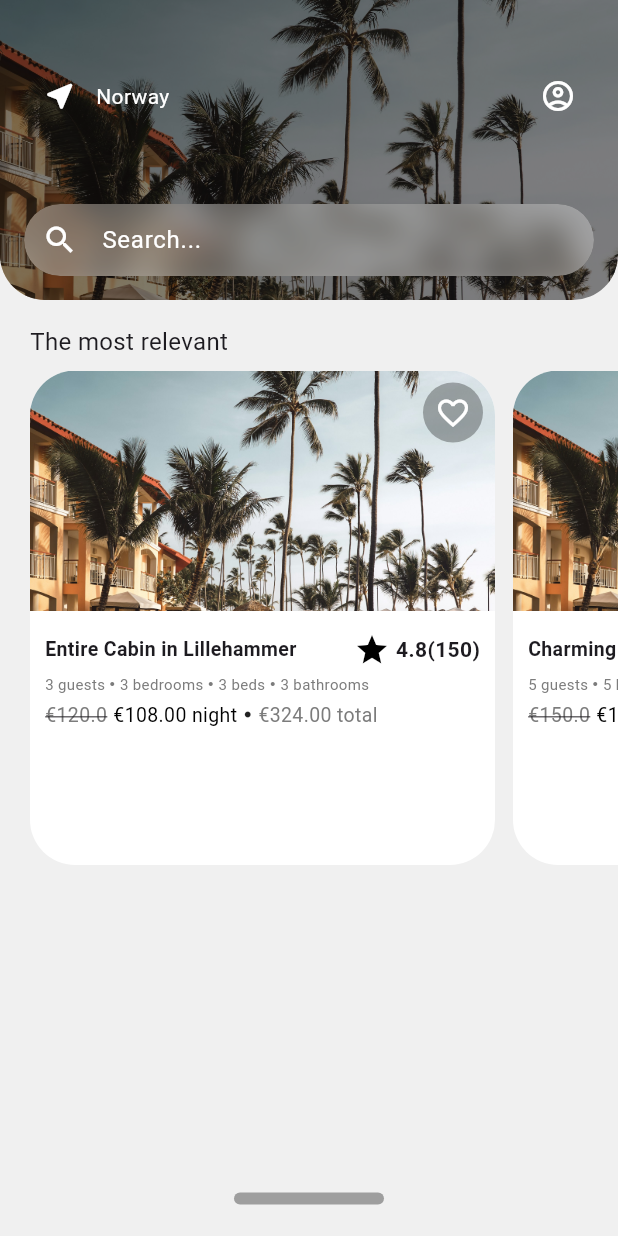
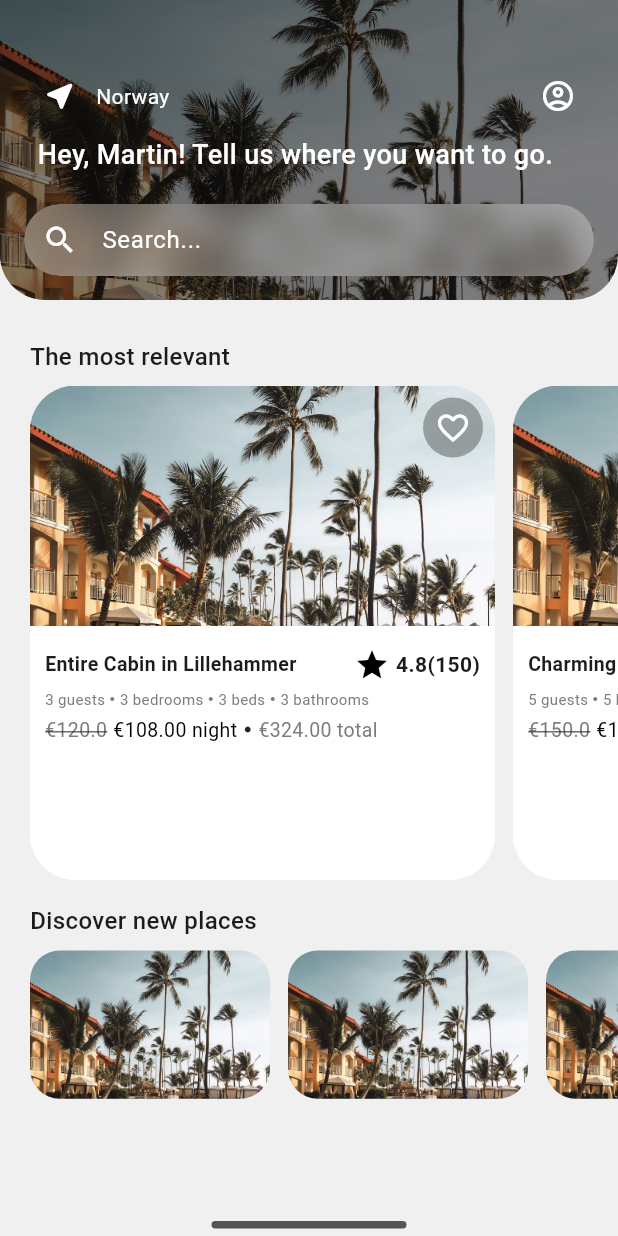
Before and after one commit to abrhame/Live-In-Hotels, a Flutter app: the screen it shows after launch, on a phone screen of 412 x 824 dp. Run offline on Flutter 3.47's test engine with Material 3 defaults, Android fonts, the phone set to English and light mode, and no system bars; our stand-ins replace chat_bubbles, shimmer.

Commit message:
feat[mobile]:add welcome message on app bar

```diff
--- a/lib/main.dart
+++ b/lib/main.dart
@@ -13,6 +13,7 @@
   @override
   Widget build(BuildContext context) {
     return const MaterialApp(
+      debugShowCheckedModeBanner: false,
       home: FloatingBottomNavBar(
         child: DiscoverPage(),
       ),
--- a/lib/presentation/screens/discover/discover.dart
+++ b/lib/presentation/screens/discover/discover.dart
@@ -3,6 +3,7 @@ import 'package:flutter/widgets.dart';
 import 'package:live_in_hotels/presentation/screens/discover/widgets/room_list.dart';
 
 import 'widgets/app_bar_card.dart';
+import 'widgets/horizontall_scrollable_image.dart';
 
 class DiscoverPage extends StatefulWidget {
   const DiscoverPage({super.key});
@@ -25,7 +26,9 @@ class _DiscoverPageState extends State<DiscoverPage> {
     return Scaffold(
       backgroundColor: Color.fromARGB(255, 240, 240, 240),
       appBar: CustomAppBar(height: 200.0),
-      body: Container(
+      body: SingleChildScrollView(
+        child: Container(
+          margin: EdgeInsets.only(top: 10.0),
           padding: EdgeInsets.only(left: 20.0),
           child: Column(
             mainAxisAlignment: MainAxisAlignment.start,
@@ -36,12 +39,31 @@ class _DiscoverPageState extends State<DiscoverPage> {
                 'The most relevant ',
                 style: TextStyle(
                   fontSize: 16.0,
-                fontWeight: FontWeight.normal,
+                  fontWeight: FontWeight.w500,
                 ),
               ),
               const SizedBox(height: 8.0),
-            RoomList()
+              RoomList(),
+              const SizedBox(height: 16.0),
+              Text(
+                'Discover new places',
+                style: TextStyle(
+                  fontSize: 16.0,
+                  fontWeight: FontWeight.w500,
+                ),
+              ),
+              const SizedBox(height: 8.0),
+              HorizontalImageCards(
+                imageUrls: [
+                  'assets/discover_top.jpg',
+                  'assets/discover_top.jpg',
+                  'assets/discover_top.jpg',
+                  'assets/discover_top.jpg',
                 ],
+              ),
+              const SizedBox(height: 30.0),
+            ],
+          ),
         ),
       ),
     );
--- a/lib/presentation/screens/discover/widgets/app_bar_card.dart
+++ b/lib/presentation/screens/discover/widgets/app_bar_card.dart
@@ -66,6 +66,18 @@ class CustomAppBar extends StatelessWidget implements PreferredSizeWidget {
             ),
           ),
           Positioned(
+            top: 90.0,
+            left: 25.0,
+            right: 25.0,
+            child: Text(
+              'Hey, Martin! Tell us where you want to go.',
+              style: const TextStyle(
+                  color: Colors.white,
+                  fontSize: 18.0,
+                  fontWeight: FontWeight.w500),
+            ),
+          ),
+          Positioned(
             bottom: 16.0,
             left: 16.0,
             right: 16.0,
--- a/lib/presentation/screens/discover/widgets/bottom_navigation.dart
+++ b/lib/presentation/screens/discover/widgets/bottom_navigation.dart
@@ -71,7 +71,7 @@ class _FloatingBottomNavBarState extends State<FloatingBottomNavBar> {
               left: 16.0,
               right: 16.0,
               bottom:
-                  60.0, // Place closer to the bottom and above the pull-up bar
+                  18.0, // Place closer to the bottom and above the pull-up bar
               child: ClipRRect(
                 borderRadius: BorderRadius.circular(30.0),
                 child: BackdropFilter(
@@ -146,13 +146,13 @@ class _FloatingBottomNavBarState extends State<FloatingBottomNavBar> {
                 }
               },
               child: Container(
-                height: 50.0, // Wider handle bar for easy pulling
+                height: 15.0, // Wider handle bar for easy pulling
                 alignment: Alignment.center,
                 child: Container(
-                  width: 100.0, // Make the handle wider
-                  height: 8.0,
+                  width: 130.0, // Make the handle wider
+                  height: 5.0,
                   decoration: BoxDecoration(
-                    color: Colors.grey,
+                    color: Color.fromARGB(214, 54, 54, 54),
                     borderRadius: BorderRadius.circular(10.0),
                   ),
                 ),
--- /dev/null
+++ b/lib/presentation/screens/discover/widgets/horizontall_scrollable_image.dart
@@ -0,0 +1,33 @@
+import 'package:flutter/material.dart';
+
+class HorizontalImageCards extends StatelessWidget {
+  final List<String> imageUrls;
+
+  const HorizontalImageCards({super.key, required this.imageUrls});
+
+  @override
+  Widget build(BuildContext context) {
+    double screenHeight = MediaQuery.of(context).size.height;
+
+    return SizedBox(
+      height: screenHeight * 0.12, // Adjust height as needed
+      child: ListView.builder(
+        scrollDirection: Axis.horizontal,
+        itemCount: imageUrls.length,
+        itemBuilder: (context, index) {
+          return Container(
+            width: 160,
+            margin: const EdgeInsets.only(right: 12.0),
+            child: ClipRRect(
+              borderRadius: BorderRadius.circular(20.0), // Curve the edges
+              child: Image.asset(
+                imageUrls[index],
+                fit: BoxFit.cover,
+              ),
+            ),
+          );
+        },
+      ),
+    );
+  }
+}
```
Lines whose indentation alone changed are shown as unchanged.
